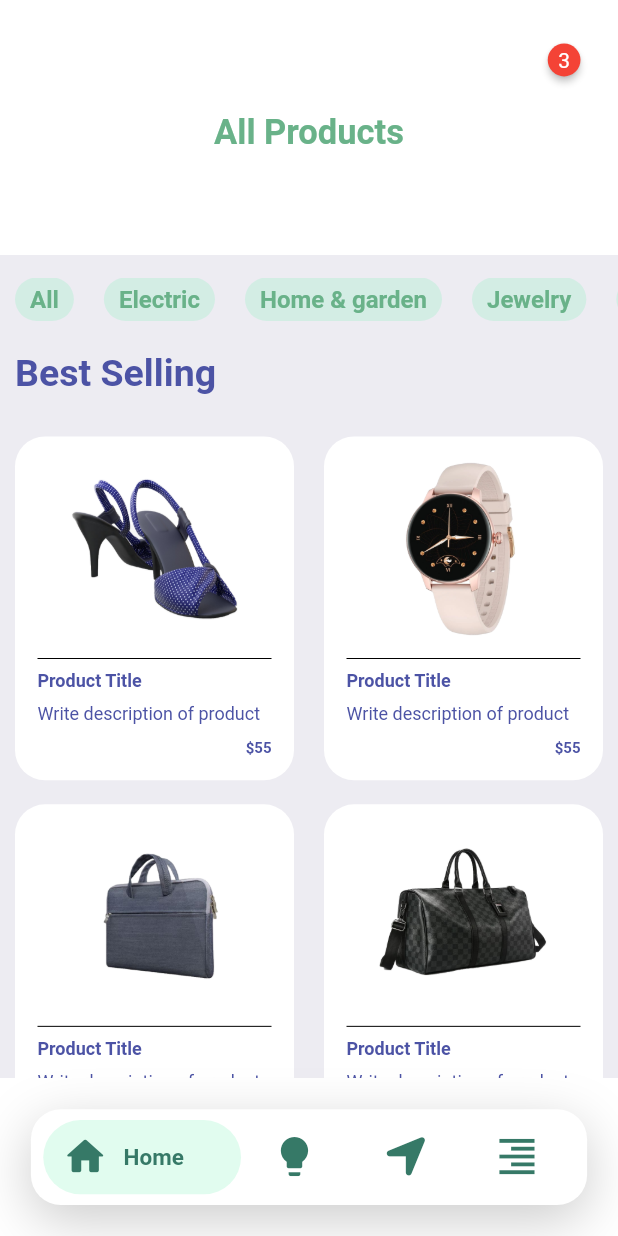
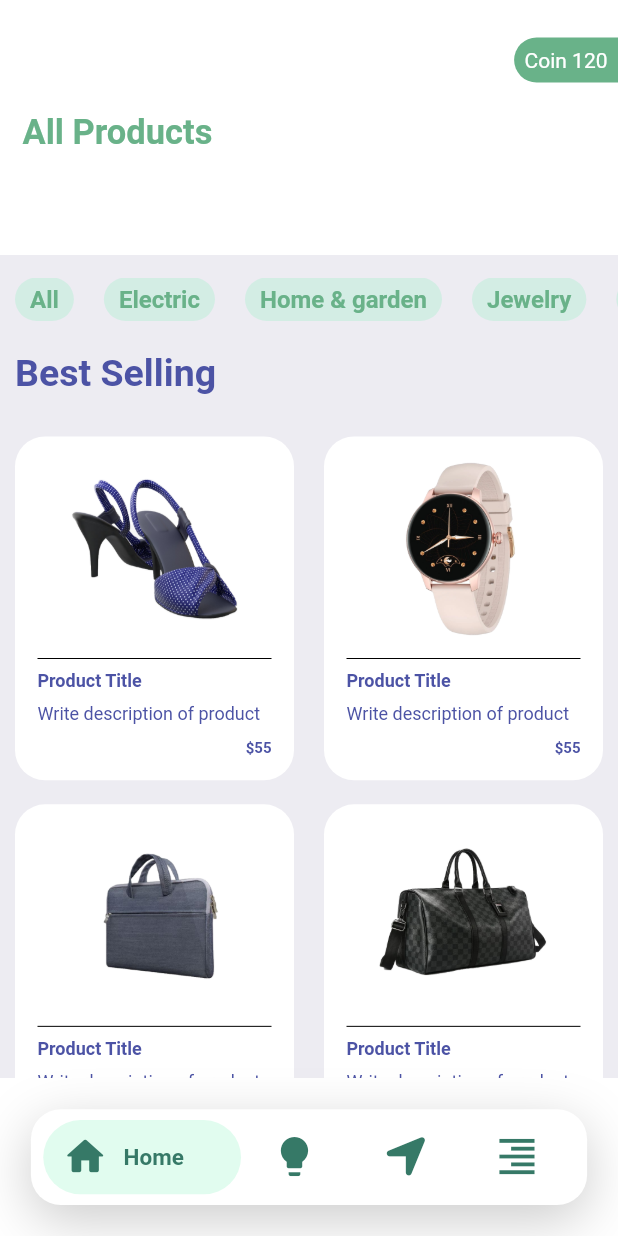
Before and after one commit to BlackPeral1/UEE-project, a Flutter app: the screen it shows after launch, on a phone screen of 412 x 824 dp. Run offline on Flutter 3.47's test engine with Material 2 defaults, Android fonts, the phone set to English and light mode, and no system bars; drawn by our look-alikes of badges; our stand-ins replace flutter_rating_bar, font_awesome_flutter; missing offline and left inert: clippy_flutter.

Commit message:
Home page top app bar edited ,only background image needed to be added

```diff
--- a/lib/widgets/HomeAppBar.dart
+++ b/lib/widgets/HomeAppBar.dart
@@ -8,31 +8,32 @@ class HomeAppBar extends StatelessWidget {
   Widget build(BuildContext context) {
     return Container(
       color: Colors.white,
-      padding: EdgeInsets.symmetric(vertical: 25, horizontal: 25),
+      padding: EdgeInsets.symmetric(
+        vertical: 25,
+      ),
       child: Column(
+        mainAxisAlignment: MainAxisAlignment.start,
         children: [
-          Row(children: [
-            Padding(
-                padding: EdgeInsets.only(left: 10),
-                child: Text("All Products",
-                    style: TextStyle(
-                        fontSize: 23,
-                        fontWeight: FontWeight.bold,
-                        color: Colors.white))),
-            Spacer(),
-            Badge(
-              badgeColor: Colors.red,
+          Row(mainAxisAlignment: MainAxisAlignment.end, children: [
+            Container(
+              margin: EdgeInsets.symmetric(horizontal: 0),
               padding: EdgeInsets.all(7),
-              badgeContent: Text(
-                "3",
+              decoration: BoxDecoration(
+                color: PRIMARY_COLOR,
+                borderRadius: BorderRadius.only(topLeft: Radius.circular(20),
+                      bottomLeft: Radius.circular(20))
+              ),
+              child: Text(
+                "Coin 120",
                 style: TextStyle(color: Colors.white),
               ),
             ),
           ]),
           //Search widget
+          Row(mainAxisAlignment: MainAxisAlignment.start, children: [
             Container(
-              margin: EdgeInsets.symmetric(horizontal: 5, vertical: 20),
-              padding: EdgeInsets.symmetric(horizontal: 15),
+                margin: EdgeInsets.symmetric(horizontal: 15, vertical: 20),
+                // padding: EdgeInsets.symmetric(horizontal: 15),
                 height: 50,
                 decoration: BoxDecoration(
                   color: Colors.white,
@@ -43,6 +44,7 @@ class HomeAppBar extends StatelessWidget {
                         fontSize: 23,
                         fontWeight: FontWeight.bold,
                         color: PRIMARY_COLOR)))
+          ])
         ],
       ),
     );
```
Lines whose indentation alone changed are shown as unchanged.
